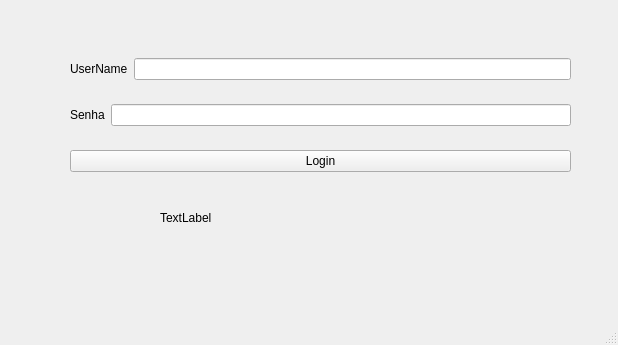
This is agendaInterface/janelalogin.ui in gustahlucas/agendaProject as Qt 5 draws it before an edit. The edited form follows.
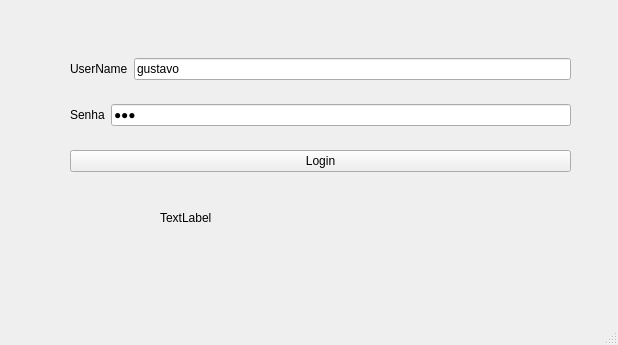
This is the edited form.

```diff
--- a/agendaInterface/janelalogin.ui
+++ b/agendaInterface/janelalogin.ui
@@ -27,7 +27,7 @@
      <string>TextLabel</string>
     </property>
    </widget>
-   <widget class="QWidget" name="">
+   <widget class="QWidget" name="layoutWidget">
     <property name="geometry">
      <rect>
       <x>70</x>
@@ -47,7 +47,11 @@
         </widget>
        </item>
        <item>
-        <widget class="QLineEdit" name="txt_username"/>
+        <widget class="QLineEdit" name="txt_username">
+         <property name="text">
+          <string>gustavo</string>
+         </property>
+        </widget>
        </item>
       </layout>
      </item>
@@ -62,6 +66,9 @@
        </item>
        <item>
         <widget class="QLineEdit" name="txt_senha">
+         <property name="text">
+          <string>123</string>
+         </property>
          <property name="echoMode">
           <enum>QLineEdit::Password</enum>
          </property>
```
